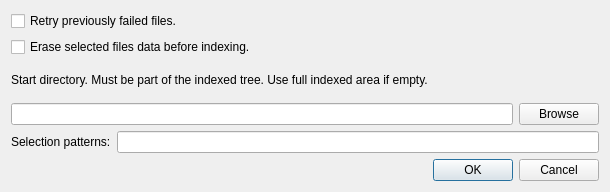
alberti42/recoll-macos, file src/qtgui/specialindex.ui: the form before one commit.
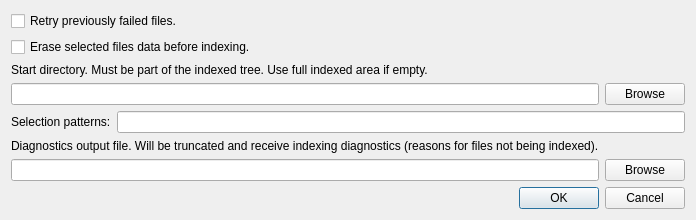
The form after the commit.

Commit message: GUI: add option to "special index" for setting the diagnostics file

The edit to the form file:
```diff
--- a/src/qtgui/specialindex.ui
+++ b/src/qtgui/specialindex.ui
@@ -98,6 +98,46 @@
      </item>
     </layout>
    </item>
+     <item>
+      <layout class="QGridLayout">
+       <item row="1" column="0">
+        <widget class="QLineEdit" name="diagsLE">
+         <property name="sizePolicy">
+          <sizepolicy hsizetype="Expanding" vsizetype="Fixed">
+           <horstretch>8</horstretch>
+           <verstretch>0</verstretch>
+          </sizepolicy>
+         </property>
+         <property name="minimumSize">
+          <size>
+           <width>300</width>
+           <height>0</height>
+          </size>
+         </property>
+        </widget>
+       </item>
+       <item row="1" column="1">
+        <widget class="QPushButton" name="diagsBrowsePB">
+         <property name="text">
+          <string>Browse</string>
+         </property>
+         <property name="autoDefault">
+          <bool>false</bool>
+         </property>
+        </widget>
+       </item>
+       <item row="0" column="0">
+        <widget class="QLabel" name="textLabel2">
+         <property name="text">
+          <string>Diagnostics output file. Will be truncated and receive indexing diagnostics (reasons for files not being indexed).</string>
+         </property>
+         <property name="wordWrap">
+          <bool>false</bool>
+         </property>
+        </widget>
+       </item>
+      </layout>
+     </item>
    <item>
     <widget class="QDialogButtonBox" name="buttonBox">
      <property name="orientation">
```
Left out of the diff: 2 changed lines with no effect on the pictures. The commit also changes 2 other files.
